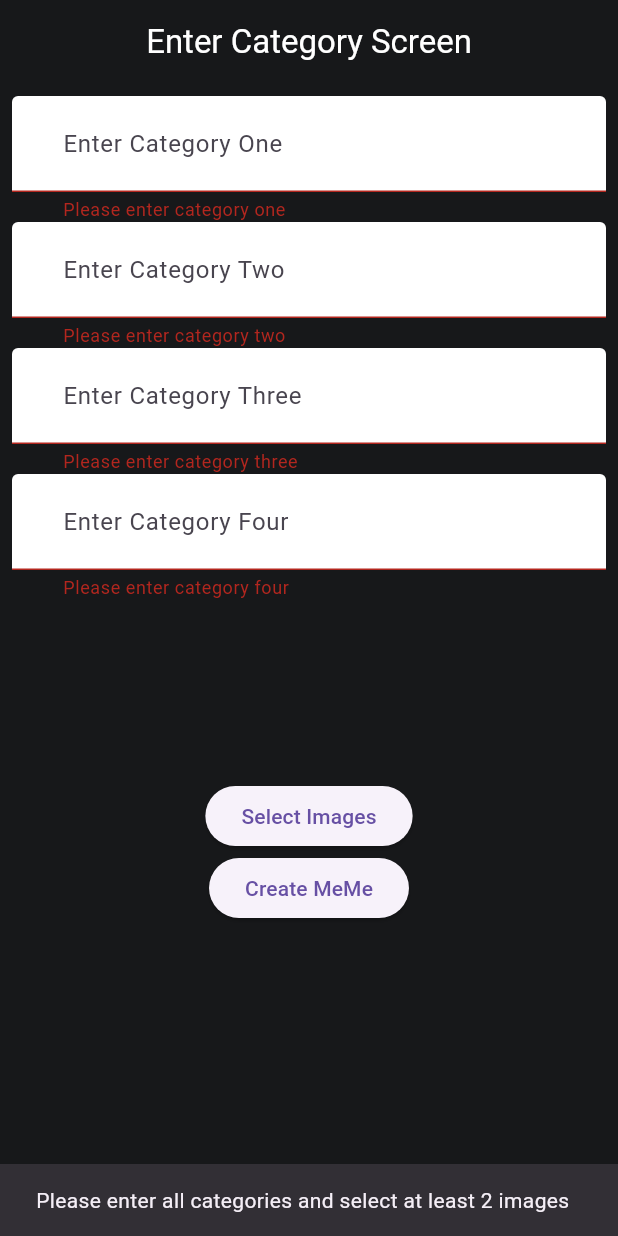
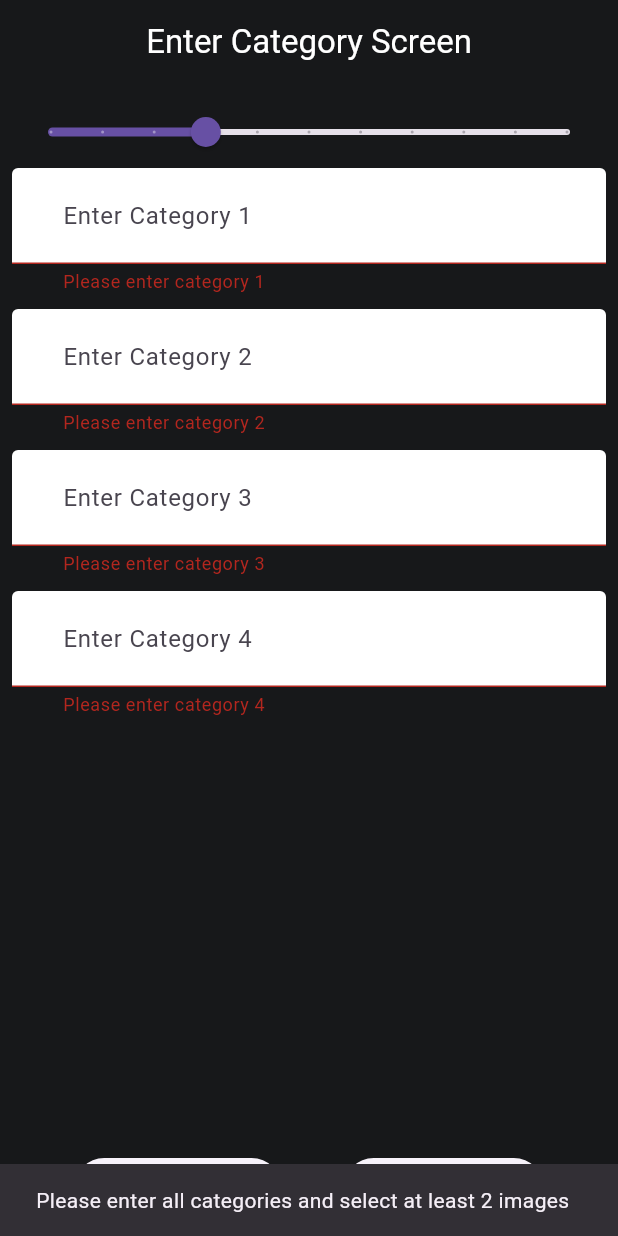
Before and after one commit to Dev-Adnani/Tier-List-Meme-Flutter, a Flutter app: the screen it shows after launch, after a tap on "Create MeMe", on a phone screen of 412 x 824 dp. Run offline on Flutter 3.47's test engine with Material 3 defaults, Android fonts, the phone set to English and light mode, and no system bars; our stand-ins replace image_picker, share_plus.

Commit message:
Made it fully dynamic , with slidable textviews and image drag containers

```diff
--- a/lib/enter_category_screen.dart
+++ b/lib/enter_category_screen.dart
@@ -1,4 +1,5 @@
 import 'dart:io';
+import 'package:flutter/cupertino.dart';
 import 'package:flutter/material.dart';
 import 'package:image_picker/image_picker.dart';
 import 'package:memex/custom_text_field.dart';
@@ -12,11 +13,7 @@ class EnterCategoryScreen extends StatefulWidget {
 }
 
 class _EnterCategoryScreenState extends State<EnterCategoryScreen> {
-  late TextEditingController categoryOneController;
-  late TextEditingController categoryTwoController;
-  late TextEditingController categoryThreeController;
-  late TextEditingController categoryFourController;
-
+  double _currentSliderValue = 4;
   List<XFile?>? images = [];
   List<String> text = [];
   List<TextEditingController> textEditingControllers = [];
@@ -25,19 +22,18 @@ class _EnterCategoryScreenState extends State<EnterCategoryScreen> {
 
   @override
   void initState() {
-    categoryOneController = TextEditingController();
-    categoryTwoController = TextEditingController();
-    categoryThreeController = TextEditingController();
-    categoryFourController = TextEditingController();
+    textEditingControllers = List.generate(
+      10,
+      (index) => TextEditingController(),
+    );
     super.initState();
   }
 
   @override
   void dispose() {
-    categoryOneController.dispose();
-    categoryTwoController.dispose();
-    categoryThreeController.dispose();
-    categoryFourController.dispose();
+    for (var element in textEditingControllers) {
+      element.dispose();
+    }
     super.dispose();
   }
 
@@ -53,57 +49,45 @@ class _EnterCategoryScreenState extends State<EnterCategoryScreen> {
       ),
       body: Padding(
         padding: const EdgeInsets.all(8.0),
-        child: SingleChildScrollView(
         child: Column(
           mainAxisAlignment: MainAxisAlignment.center,
           crossAxisAlignment: CrossAxisAlignment.center,
           children: [
-              Form(
+            Slider(
+              value: _currentSliderValue,
+              max: 10,
+              min: 1,
+              divisions: 10,
+              label: _currentSliderValue.round().toString(),
+              onChanged: (double value) {
+                setState(() {
+                  _currentSliderValue = value;
+                });
+              },
+            ),
+            Expanded(
+              child: Form(
                 key: formKey,
+                child: SingleChildScrollView(
                   child: Column(
                     children: [
-                    CustomTextField.customTextField(
-                      textEditingController: categoryOneController,
-                      hintText: "Enter Category One",
+                      for (int i = 0; i < _currentSliderValue; i++)
+                        Container(
+                          margin: const EdgeInsets.only(bottom: 10),
+                          child: CustomTextField.customTextField(
+                            textEditingController: textEditingControllers[i],
+                            hintText: "Enter Category ${i + 1}",
                             validator: (value) {
                               if (value == null || value.isEmpty) {
-                          return "Please enter category one";
+                                return "Please enter category ${i + 1}";
                               }
                               return null;
                             },
                           ),
-                    CustomTextField.customTextField(
-                      textEditingController: categoryTwoController,
-                      hintText: "Enter Category Two",
-                      validator: (value) {
-                        if (value == null || value.isEmpty) {
-                          return "Please enter category two";
-                        }
-                        return null;
-                      },
+                        )
+                    ],
                   ),
-                    CustomTextField.customTextField(
-                      textEditingController: categoryThreeController,
-                      hintText: "Enter Category Three",
-                      validator: (value) {
-                        if (value == null || value.isEmpty) {
-                          return "Please enter category three";
-                        }
-                        return null;
-                      },
                 ),
-                    CustomTextField.customTextField(
-                      textEditingController: categoryFourController,
-                      hintText: "Enter Category Four",
-                      validator: (value) {
-                        if (value == null || value.isEmpty) {
-                          return "Please enter category four";
-                        }
-                        return null;
-                      },
-                    ),
-
-                  ],
               ),
             ),
             SizedBox(
@@ -132,6 +116,9 @@ class _EnterCategoryScreenState extends State<EnterCategoryScreen> {
             const SizedBox(
               height: 20,
             ),
+            Row(
+              mainAxisAlignment: MainAxisAlignment.spaceEvenly,
+              children: [
                 ElevatedButton(
                   onPressed: () async {
                     ImagePicker picker = ImagePicker();
@@ -144,15 +131,15 @@ class _EnterCategoryScreenState extends State<EnterCategoryScreen> {
                   onPressed: () {
                     if (formKey.currentState!.validate() &&
                         (images?.length ?? 0) > 1) {
-                    text.add(categoryOneController.text);
-                    text.add(categoryTwoController.text);
-                    text.add(categoryThreeController.text);
-                    text.add(categoryFourController.text);
+                      for (int i = 0; i < _currentSliderValue; i++) {
+                        text.add(textEditingControllers[i].text);
+                      }
                       Navigator.push(
                         context,
                         MaterialPageRoute(
                           builder: (context) => MemeScreen(
                             images: images,
+                            totalCategories: _currentSliderValue.toInt() + 1,
                             text: text,
                           ),
                         ),
@@ -170,6 +157,7 @@ class _EnterCategoryScreenState extends State<EnterCategoryScreen> {
                 ),
               ],
             ),
+          ],
         ),
       ),
     );
```
Also changed, not shown: lib/meme_screen.dart (+34 -22 lines). Lines whose indentation alone changed are shown as unchanged.
